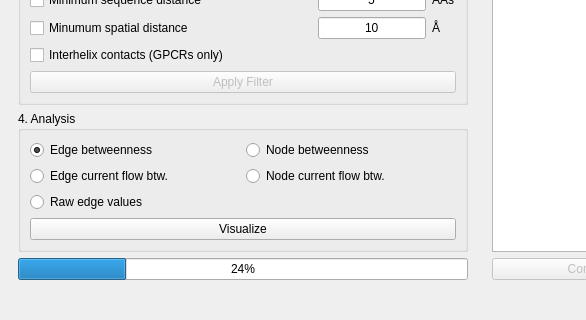
First picture: the form in gui/alloviz_mainwindow.ui, repository frannerin/AlloViz, before the edit; both pictures show x 0 to 586 and y 401 to 721 of the 766 by 721 pixel window.
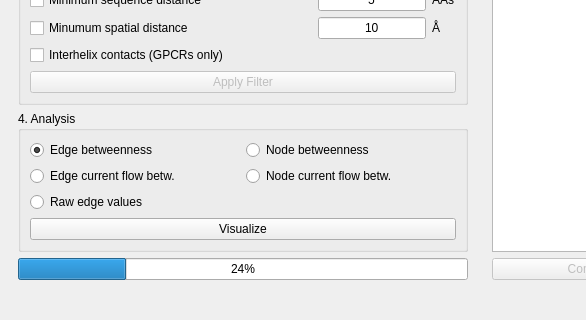
Second picture: the form after the edit.

```diff
--- a/gui/alloviz_mainwindow.ui
+++ b/gui/alloviz_mainwindow.ui
@@ -262,14 +262,14 @@
           <item row="3" column="0">
            <widget class="QRadioButton" name="anEdgeCurrentCheck">
             <property name="text">
-             <string>Edge current flow btw.</string>
+             <string>Edge current flow betw.</string>
             </property>
            </widget>
           </item>
           <item row="3" column="1">
            <widget class="QRadioButton" name="anNodeCurrentCheck">
             <property name="text">
-             <string>Node current flow btw.</string>
+             <string>Node current flow betw.</string>
             </property>
            </widget>
           </item>
```
